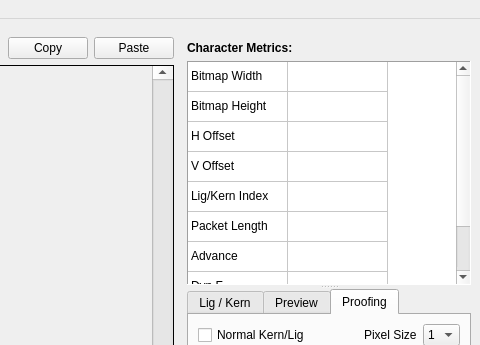
Above: mainwindow.ui from turgu1/IBMFFontEditor before the change; both pictures show x 717 to 1197 and y 0 to 345 of the 1197 by 884 pixel window. Below: the same form after it.
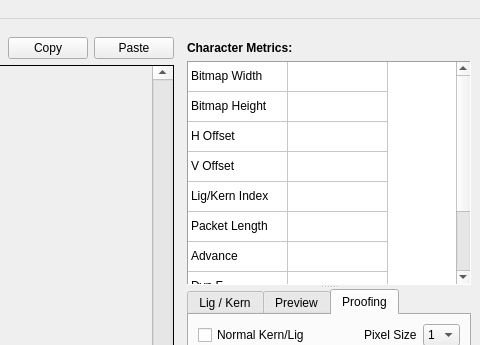
That is the form after the change. Custom widgets are drawn as their Qt base class.

Commit message: MainGlyphCode added to GlyphInfo Metrics Table

```diff
--- a/mainwindow.ui
+++ b/mainwindow.ui
@@ -839,7 +839,7 @@
              <enum>QFrame::Panel</enum>
             </property>
             <property name="rowCount">
-             <number>9</number>
+             <number>10</number>
             </property>
             <property name="columnCount">
              <number>2</number>
@@ -859,6 +859,7 @@
             <row/>
             <row/>
             <row/>
+            <row/>
             <column>
              <property name="text">
               <string>Label</string>
@@ -920,6 +921,11 @@
               <string>First is Black</string>
              </property>
             </item>
+            <item row="9" column="0">
+             <property name="text">
+              <string>Main GlyphCode</string>
+             </property>
+            </item>
            </widget>
           </item>
          </layout>
```
The commit also changes 1 other file.
